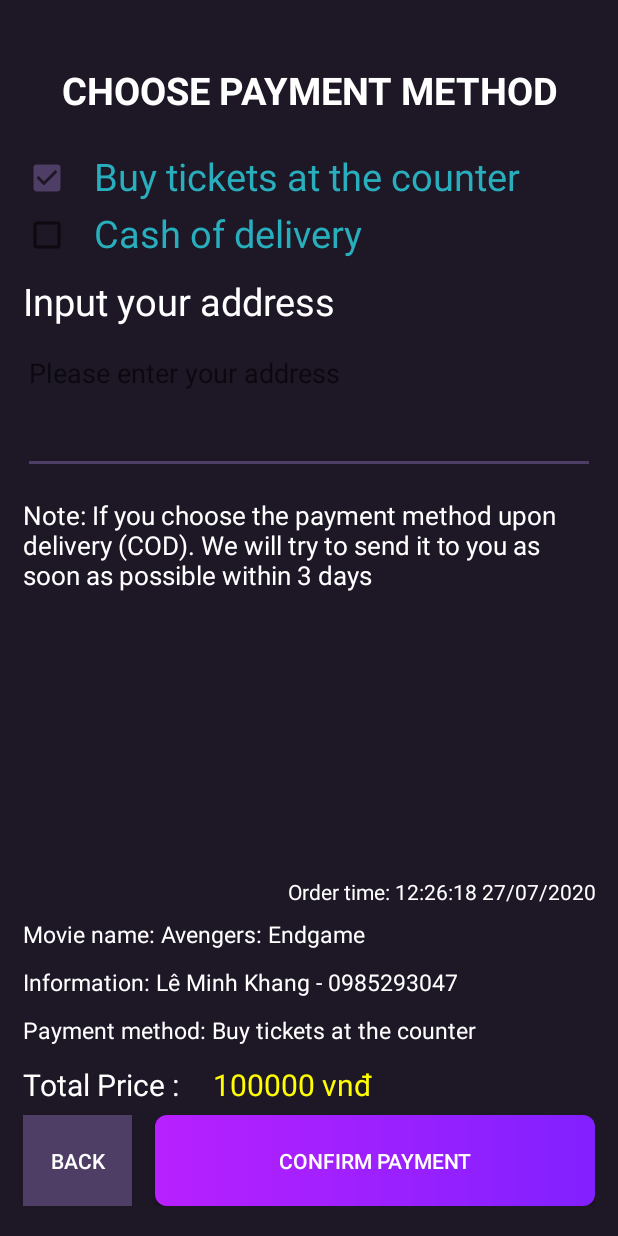
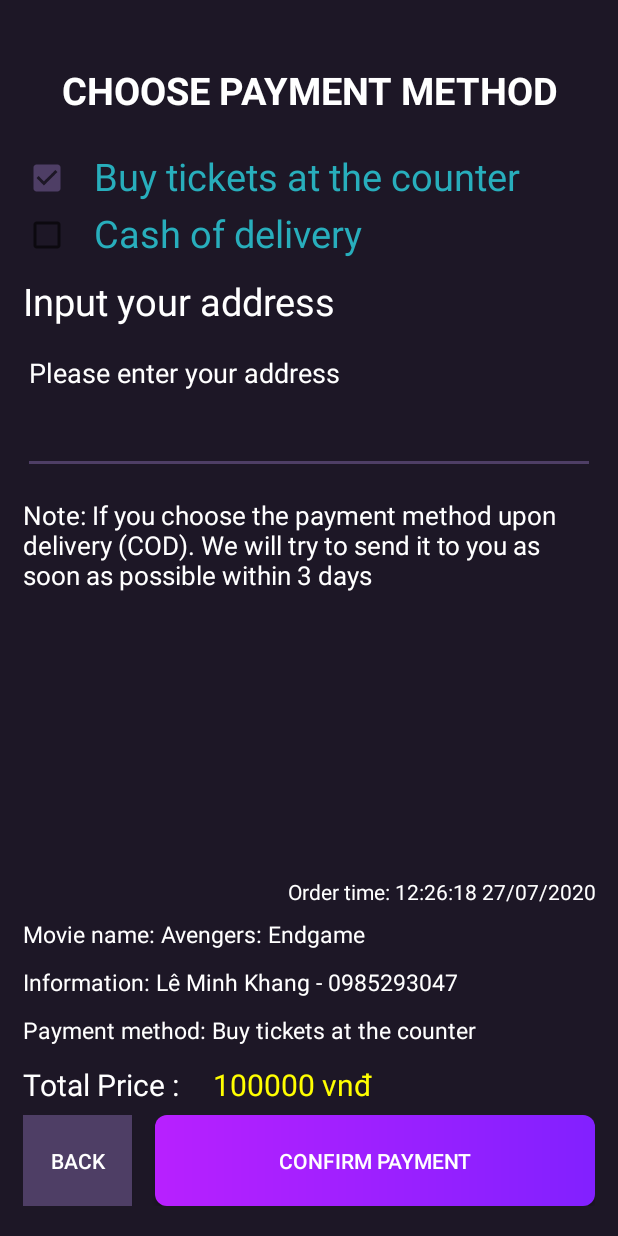
Before and after one commit to MinhTriet2104/di-dong-2-book-ticket, an Android app: the layout choose_payment_method_layout.xml on its own in the app's theme, with its tools: preview values and no code run, on a phone screen of 412 x 824 dp. Run offline under Robolectric (Android 15) with nearby library versions, the phone set to English and light mode, and no system bars.

Commit message:
color text Payment

```diff
--- a/app/src/main/res/layout/choose_payment_method_layout.xml
+++ b/app/src/main/res/layout/choose_payment_method_layout.xml
@@ -40,16 +40,16 @@
 
                 <CheckBox
                     android:id="@+id/ckbPayment1"
-                    android:checked="true"
                     android:layout_width="wrap_content"
-                    android:layout_height="match_parent" />
+                    android:layout_height="match_parent"
+                    android:checked="true" />
 
                 <TextView
                     android:layout_width="wrap_content"
                     android:layout_height="match_parent"
-                    android:textColor="@color/colorPayment"
                     android:paddingLeft="15dp"
                     android:text="@string/txtPaymentMethod1"
+                    android:textColor="@color/colorPayment"
                     android:textSize="25dp" />
             </LinearLayout>
 
@@ -58,6 +58,7 @@
                 android:layout_width="match_parent"
                 android:layout_height="wrap_content"
                 android:paddingVertical="15dp"
+                android:textColor="@color/colorWhite"
                 android:text="@string/notePayment1"
                 android:textSize="17dp"
                 android:visibility="gone" />
@@ -69,16 +70,16 @@
 
                 <CheckBox
                     android:id="@+id/ckbPayment2"
-                    android:checked="false"
                     android:layout_width="wrap_content"
-                    android:layout_height="match_parent" />
+                    android:layout_height="match_parent"
+                    android:checked="false" />
 
                 <TextView
                     android:layout_width="wrap_content"
                     android:layout_height="match_parent"
                     android:paddingLeft="15dp"
+                    android:text="@string/txtPaymentMethod2"
                     android:textColor="@color/colorPayment"
-                    android:text="@string/txtPaymentMethod2"
                     android:textSize="25dp" />
             </LinearLayout>
 
@@ -86,32 +87,38 @@
                 android:id="@+id/popupPayment2"
                 android:layout_width="match_parent"
                 android:layout_height="wrap_content"
-                android:visibility="visible"
-                android:orientation="vertical">
+                android:orientation="vertical"
+                android:visibility="visible">
+
                 <TextView
                     android:layout_width="match_parent"
                     android:layout_height="50dp"
                     android:gravity="left|center"
-                    android:textSize="@dimen/txtSize4"
-                    android:text="Input your address"/>
+                    android:text="Input your address"
+                    android:textColor="@color/colorWhite"
+                    android:textSize="@dimen/txtSize4" />
+
                 <EditText
                     android:id="@+id/edtAddressCustomer"
                     android:layout_width="match_parent"
                     android:layout_height="90dp"
+                    android:gravity="top"
                     android:hint="@string/hintEdtAddress"
+                    android:inputType="text|textMultiLine"
                     android:textColor="@color/colorWhite"
-                    android:inputType="text|textMultiLine"
-                    android:gravity="top"/>
+                    android:textColorHint="@color/colorWhite" />
+
                 <TextView
                     android:layout_width="match_parent"
                     android:layout_height="wrap_content"
                     android:paddingVertical="15dp"
                     android:text="@string/notePayment2"
-                    android:textSize="17dp"/>
-                </LinearLayout>
+                    android:textColor="@color/colorWhite"
+                    android:textSize="17dp" />
             </LinearLayout>
+        </LinearLayout>
 
-        </LinearLayout>
+    </LinearLayout>
 
         <LinearLayout
             style="@style/paymentLinearLayoutStyle"
@@ -122,6 +129,7 @@
                 android:layout_width="match_parent"
                 android:layout_height="0dp"
                 android:text="Order time: 12:26:18 27/07/2020"
+                android:textColor="@color/colorWhite"
                 android:layout_weight="0.75"
                 android:gravity="right|center"/>
             <TextView
@@ -129,6 +137,7 @@
                 android:layout_width="match_parent"
                 android:layout_height="0dp"
                 android:gravity="left|center"
+                android:textColor="@color/colorWhite"
                 android:textSize="15dp"
                 android:text="Movie name: Avengers: Endgame"
                 android:layout_weight="1"/>
@@ -137,6 +146,7 @@
                 android:layout_width="match_parent"
                 android:layout_height="0dp"
                 android:gravity="left|center"
+                android:textColor="@color/colorWhite"
                 android:textSize="15dp"
                 android:text="Information: Lê Minh Khang - 0985293047"
                 android:layout_weight="1"/>
@@ -145,6 +155,7 @@
                 android:layout_width="match_parent"
                 android:layout_height="0dp"
                 android:gravity="left|center"
+                android:textColor="@color/colorWhite"
                 android:textSize="15dp"
                 android:text="Payment method: Buy tickets at the counter"
                 android:layout_weight="1"/>
@@ -157,6 +168,7 @@
                 android:layout_height="match_parent"
                 android:gravity="left|center"
                 android:textSize="@dimen/txtSize3"
+                android:textColor="@color/colorWhite"
                 android:text="@string/totalPrice"
                 android:layout_weight="1"/>
             <TextView
@@ -179,6 +191,7 @@
             android:layout_height="match_parent"
             android:layout_weight="1"
             android:layout_marginRight="15dp"
+            android:textColor="@color/colorWhite"
             android:background="@color/colorDarkSecondary"
             android:text="Back"
             android:id="@+id/btnBackPayment"/>
@@ -187,6 +200,7 @@
             android:id="@+id/btnConfirmPayment"
             android:layout_width="0dp"
             android:layout_height="match_parent"
+            android:textColor="@color/colorWhite"
             android:layout_weight="4"
             android:background="@drawable/gradient_purple_color"
             android:text="@string/btnPayment"/>
--- a/app/src/main/res/layout/payment_layout.xml
+++ b/app/src/main/res/layout/payment_layout.xml
@@ -32,6 +32,7 @@
             android:layout_height="0dp"
             android:gravity="center"
             android:textSize="@dimen/txtTitleItem"
+            android:textColor="@color/colorWhite"
             android:text="@string/lblTitleMovies"
             android:layout_weight="1.5" />
 
@@ -101,6 +102,7 @@
                 android:layout_height="0dp"
                 android:gravity="center_vertical"
                 android:textSize="15dp"
+                android:textColor="@color/colorWhite"
                 android:text="Address: 5th Floor, Vincom Thu Duc Shopping Mall, 216 Vo Van Ngan, Binh Tho Ward, Thu Duc District ( Room 5 )"
                 android:layout_weight="1.5"/>
             <TextView
@@ -131,6 +133,7 @@
                             android:layout_height="match_parent"
                             android:gravity="left|center"
                             android:textSize="15dp"
+                            android:textColor="@color/colorWhite"
                             android:text="@string/lblFullname"
                             android:layout_weight="1.5"/>
                         <EditText
@@ -140,6 +143,7 @@
                             android:textColor="@color/colorWhite"
                             android:inputType="text"
                             android:paddingLeft="10dp"
+                            android:textColorHint="@color/colorWhite"
                             android:hint="@string/hintFullName"
                             android:layout_weight="5.5"/>
                 </LinearLayout>
@@ -152,6 +156,7 @@
                         android:layout_height="match_parent"
                         android:gravity="left|center"
                         android:textSize="15dp"
+                        android:textColor="@color/colorWhite"
                         android:text="@string/lblPhone"
                         android:layout_weight="1.5"/>
                     <EditText
@@ -161,6 +166,7 @@
                         android:maxLength="10"
                         android:layout_height="match_parent"
                         android:textColor="@color/colorWhite"
+                        android:textColorHint="@color/colorWhite"
                         android:paddingLeft="10dp"
                         android:hint="@string/hintPhone"
                         android:layout_weight="5.5"/>
@@ -188,6 +194,7 @@
                 android:layout_height="match_parent"
                 android:gravity="left|center"
                 android:textSize="20dp"
+                android:textColor="@color/colorWhite"
                 android:text="@string/price"
                 android:layout_weight="1"/>
             <TextView
@@ -209,6 +216,7 @@
                 android:layout_height="match_parent"
                 android:gravity="left|center"
                 android:textSize="20dp"
+                android:textColor="@color/colorWhite"
                 android:text="@string/totalPrice"
                 android:layout_weight="1"/>
             <TextView
@@ -233,6 +241,7 @@
             android:layout_weight="1"
             android:layout_marginRight="15dp"
             android:background="@color/colorDarkSecondary"
+            android:textColor="@color/colorWhite"
             android:text="Back"
             android:id="@+id/btnBackConfirm"/>
 
@@ -242,6 +251,7 @@
             android:layout_height="match_parent"
             android:layout_weight="4"
             android:background="@drawable/gradient_purple_color"
+            android:textColor="@color/colorWhite"
             android:text="@string/btnTicket"/>
     </LinearLayout>
 </LinearLayout>
```
